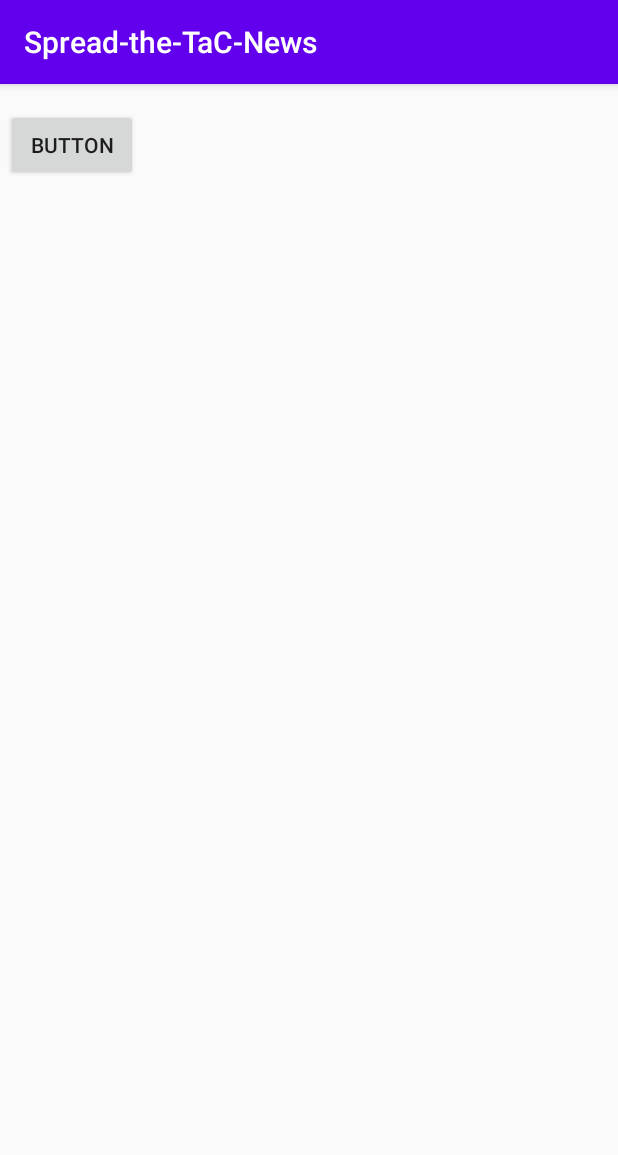
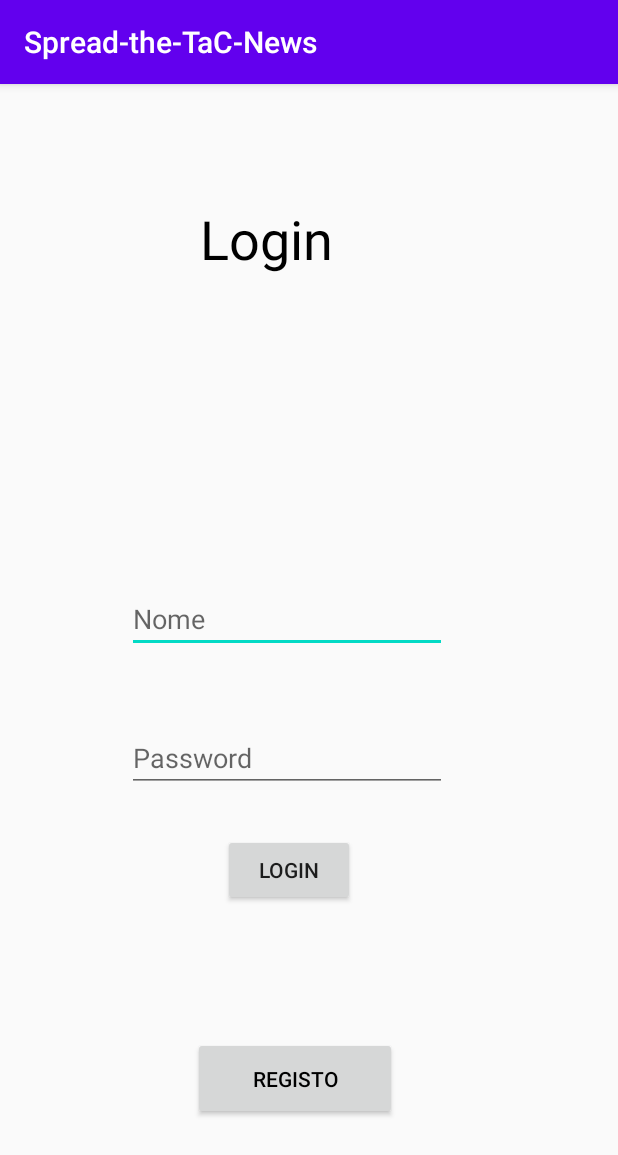
Before and after one commit to pipamata/Spread-the-TaC-News, an Android app: the screen it shows after launch (MainActivity before the commit, Login after it), on a phone screen of 412 x 824 dp. Shown: the top 1155 px of the screen. Run offline under Robolectric (Android 15) with nearby library versions, the phone set to English and light mode, and no system bars.

Commit message:
Adicionei Registo Adicionei Login 2 metodos e uma tabela a base de dados(USERS)

```diff
--- /dev/null
+++ b/app/src/main/java/pt/ubi/di/pmd/spread_the_tac_news/Login.java
@@ -0,0 +1,73 @@
+package pt.ubi.di.pmd.spread_the_tac_news;
+
+import androidx.appcompat.app.AppCompatActivity;
+
+import android.content.Intent;
+import android.os.Bundle;
+import android.util.Log;
+import android.view.View;
+import android.widget.Button;
+import android.widget.EditText;
+import android.widget.Toast;
+
+import java.util.ArrayList;
+import java.util.List;
+
+public class Login extends AppCompatActivity {
+    DataBaseHelper mDatabase = new DataBaseHelper(this);
+    List<User> listaUsers =  new ArrayList<>();
+    private EditText name;
+    private EditText password;
+    private Button login;
+    private Button registar;
+
+
+    @Override
+    protected void onCreate(Bundle savedInstanceState) {
+        super.onCreate(savedInstanceState);
+        setContentView(R.layout.activity_login);
+
+        name = (EditText)findViewById(R.id.etName);
+        password = (EditText)findViewById(R.id.etPassword);
+        login = (Button)findViewById(R.id.btnLogin);
+        registar = (Button)findViewById(R.id.lRegisto);
+
+        login.setOnClickListener(new View.OnClickListener() {
+            @Override
+            public void onClick(View v) {
+                Validate(name.getText().toString() , password.getText().toString());
+            }
+        });
+
+        registar.setOnClickListener(new View.OnClickListener() {
+            @Override
+            public void onClick(View v) {
+                Intent registoIn = new Intent(Login.this, Registo.class);
+                startActivity(registoIn);
+            }
+            });
+    }
+
+    private void Validate(String userName, String userPassword){
+        listaUsers = mDatabase.getAllUsers();
+        boolean userExist=false;
+        Log.d("Login", listaUsers.size()+"");
+        for (int i = 0; i<listaUsers.size(); i++) {
+            if ((userName.equals(listaUsers.get(i).getUser())) && (userPassword.equals(listaUsers.get(i).getPassword()))) {
+                Toast.makeText(this, "Dados de Login corretos", Toast.LENGTH_SHORT).show();
+                userExist = true;
+                break;
+            }
+            Log.d("Login", String.valueOf(userExist));
+        }
+
+        if (userExist){
+            Intent intent = new Intent(Login.this, MainActivity.class);
+            intent.putExtra("Username", userName);
+            startActivity(intent);
+        }else{
+            Toast.makeText(this, "Password ou Username incorretos", Toast.LENGTH_SHORT).show();
+        }
+
+    }
+}
--- a/app/src/main/java/pt/ubi/di/pmd/spread_the_tac_news/MainActivity.java
+++ b/app/src/main/java/pt/ubi/di/pmd/spread_the_tac_news/MainActivity.java
@@ -66,6 +66,8 @@ public class MainActivity extends AppCompatActivity {
     public TextView data; //
     EditText editText;
     Button button;
+    TextView welcome;
+    String username;
 
     FetchData process = new FetchData();
     List<Noticia> listaNoticias = new ArrayList<>();
@@ -82,6 +84,10 @@ public class MainActivity extends AppCompatActivity {
         setContentView(R.layout.activity_main);
         data = findViewById(R.id.textView);
         button = findViewById(R.id.button);
+        welcome= findViewById(R.id.txtv_welcome);
+        username = getIntent().getStringExtra("Username");
+
+        welcome.setText("Welcome "+username);
 
         if (isNetWorkAvaible()) {
             Log.d("TemNet", "Temo net");
--- /dev/null
+++ b/app/src/main/res/layout/activity_login.xml
@@ -0,0 +1,77 @@
+<?xml version="1.0" encoding="utf-8"?>
+<androidx.constraintlayout.widget.ConstraintLayout xmlns:android="http://schemas.android.com/apk/res/android"
+    xmlns:app="http://schemas.android.com/apk/res-auto"
+    xmlns:tools="http://schemas.android.com/tools"
+    android:layout_width="match_parent"
+    android:layout_height="match_parent"
+    tools:context=".Login">
+
+    <EditText
+        android:id="@+id/etName"
+        android:layout_width="wrap_content"
+        android:layout_height="wrap_content"
+        android:ems="10"
+        android:hint="Nome"
+        android:inputType="textPersonName"
+        app:layout_constraintBottom_toBottomOf="parent"
+        app:layout_constraintEnd_toEndOf="parent"
+        app:layout_constraintHorizontal_bias="0.427"
+        app:layout_constraintStart_toStartOf="parent"
+        app:layout_constraintTop_toTopOf="parent"
+        app:layout_constraintVertical_bias="0.462" />
+
+    <EditText
+        android:id="@+id/etPassword"
+        android:layout_width="wrap_content"
+        android:layout_height="wrap_content"
+        android:ems="10"
+        android:hint="Password"
+        android:inputType="textPassword"
+        app:layout_constraintBottom_toBottomOf="parent"
+        app:layout_constraintEnd_toEndOf="parent"
+        app:layout_constraintHorizontal_bias="0.427"
+        app:layout_constraintStart_toStartOf="parent"
+        app:layout_constraintTop_toBottomOf="@+id/etName"
+        app:layout_constraintVertical_bias="0.138" />
+
+    <Button
+        android:id="@+id/btnLogin"
+        android:layout_width="wrap_content"
+        android:layout_height="wrap_content"
+        android:layout_marginTop="28dp"
+        android:text="Login"
+        app:layout_constraintEnd_toEndOf="parent"
+        app:layout_constraintHorizontal_bias="0.458"
+        app:layout_constraintStart_toStartOf="parent"
+        app:layout_constraintTop_toBottomOf="@+id/etPassword" />
+
+    <TextView
+        android:id="@+id/textView"
+        android:layout_width="131dp"
+        android:layout_height="62dp"
+        android:text="Login"
+        android:textColor="#000000"
+        android:textSize="36sp"
+        app:layout_constraintBottom_toTopOf="@+id/etName"
+        app:layout_constraintEnd_toEndOf="parent"
+        app:layout_constraintHorizontal_bias="0.475"
+        app:layout_constraintStart_toStartOf="parent"
+        app:layout_constraintTop_toTopOf="parent"
+        app:layout_constraintVertical_bias="0.29" />
+
+    <Button
+        android:id="@+id/lRegisto"
+        android:layout_width="136dp"
+        android:layout_height="55dp"
+        android:layout_marginTop="80dp"
+        android:text="Registo"
+        android:textColor="#000000"
+        android:textSize="14sp"
+        app:layout_constraintBottom_toBottomOf="parent"
+        app:layout_constraintEnd_toEndOf="parent"
+        app:layout_constraintHorizontal_bias="0.465"
+        app:layout_constraintStart_toStartOf="parent"
+        app:layout_constraintTop_toBottomOf="@+id/btnLogin"
+        app:layout_constraintVertical_bias="0.088" />
+
+</androidx.constraintlayout.widget.ConstraintLayout>
```
Also changed, not shown: app/src/main/AndroidManifest.xml (+6 -3 lines), app/src/main/java/pt/ubi/di/pmd/spread_the_tac_news/DataBaseHelper.java (+40 -0 lines), app/src/main/java/pt/ubi/di/pmd/spread_the_tac_news/Registo.java (added, +58 -0 lines), app/src/main/java/pt/ubi/di/pmd/spread_the_tac_news/User.java (added, +40 -0 lines), app/src/main/res/layout/activity_main.xml (+17 -5 lines), app/src/main/res/layout/activity_registo.xml (added, +90 -0 lines).
